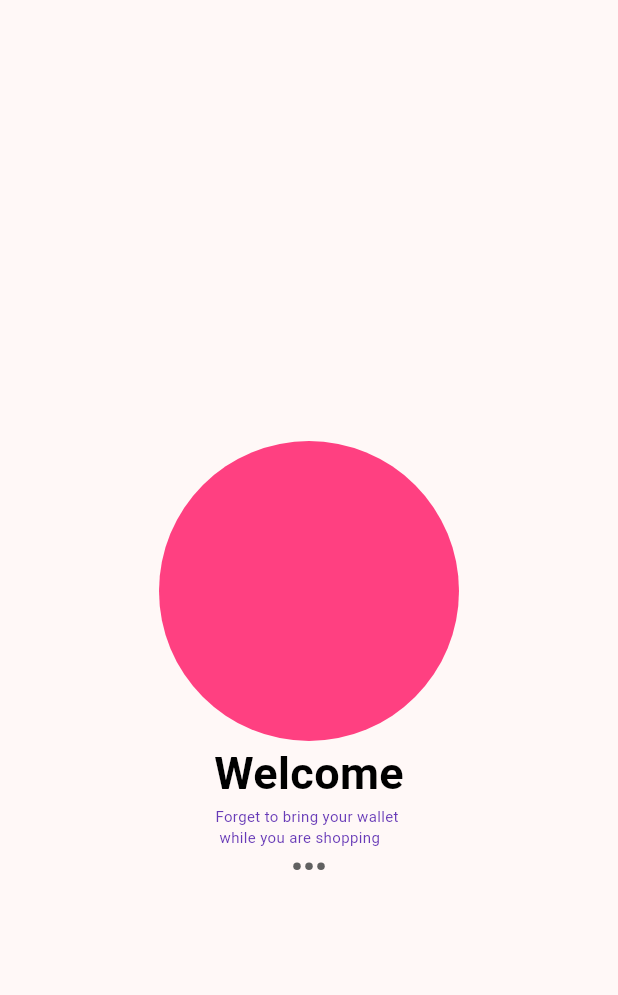
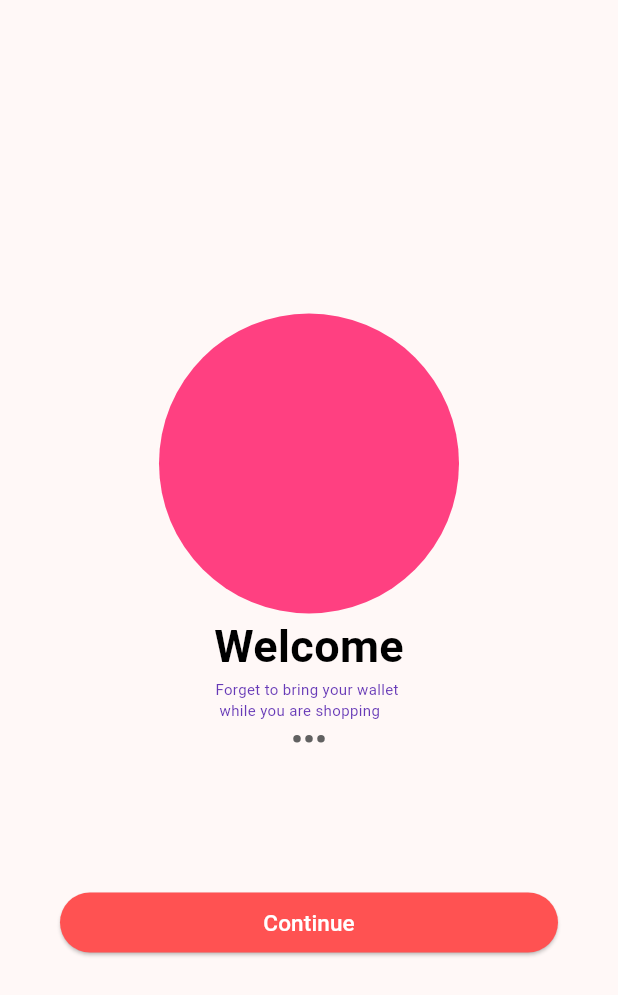
Before and after one commit to GUYwithPTSD/KB1179-1123150135-uts, a Flutter app: the screen it shows after launch, on a phone screen of 412 x 824 dp. Shown: the top 995 px of the screen. Run offline on Flutter 3.47's test engine with Material 3 defaults, Android fonts, the phone set to English and light mode, and no system bars.

Commit message:
membuat button

```diff
--- a/lib/screen/splashscreen1.dart
+++ b/lib/screen/splashscreen1.dart
@@ -67,6 +67,24 @@ class Splashscreen1 extends StatelessWidget {
                 ),
               ],
             ),
+            SizedBox(height: 100.0),
+            Container(
+              margin: EdgeInsets.only(left: 40, right: 40, bottom: 30),
+              child: SizedBox(
+                height: 40.0,
+                width: double.infinity,
+                child: ElevatedButton(
+                  onPressed: () {},
+                  style: ElevatedButton.styleFrom(
+                    backgroundColor: Colors.redAccent,
+                  ),
+                  child: Text(
+                    'Continue',
+                    style: TextStyle(fontSize: 15.0, color: Colors.white),
+                  ),
+                ),
+              ),
+            ),
           ],
         ),
       ),
```
